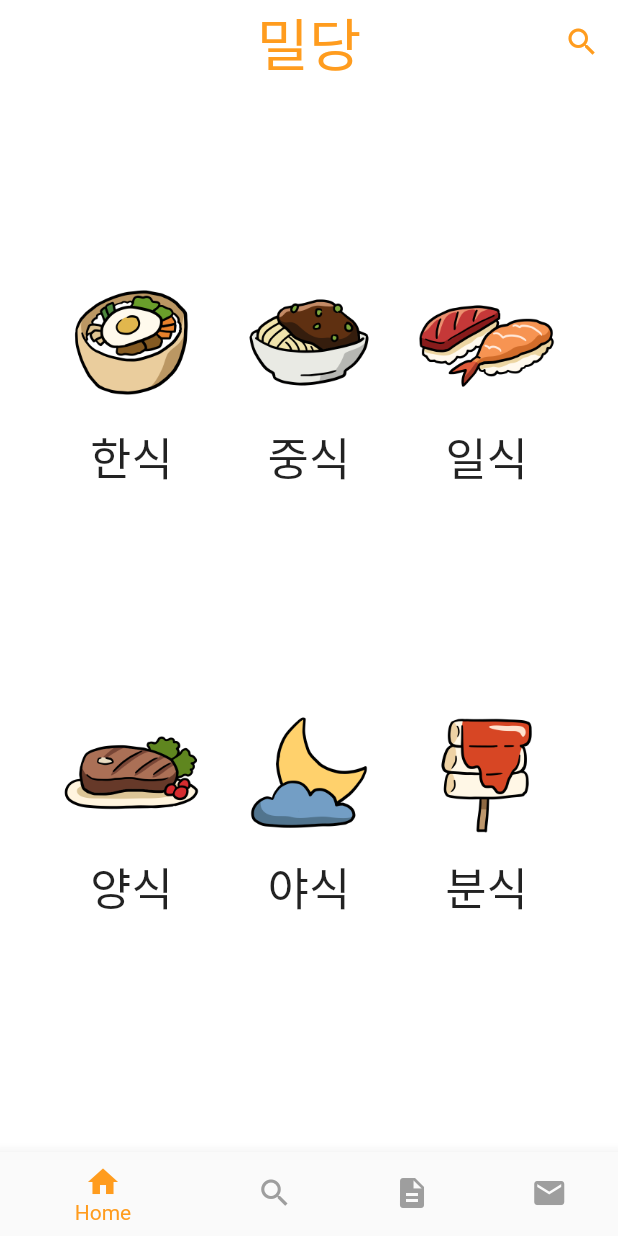
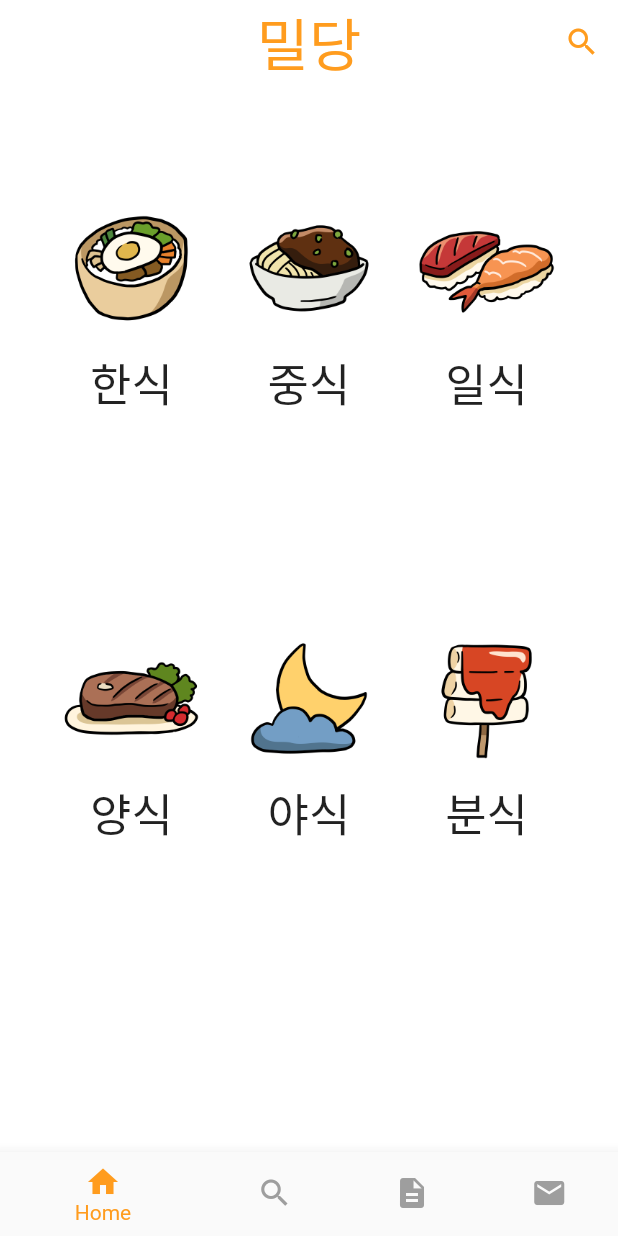
Before and after one commit to sjMOK/Mealdang_MVP, a Flutter app: the MealdangHome screen opened by its route, on a phone screen of 412 x 824 dp. Run offline on Flutter 3.47's test engine with Material 2 defaults, Android fonts, the phone set to English and light mode, and no system bars; our stand-ins replace flutter_rating_bar, introduction_screen, shared_preferences, sqflite; missing offline and left inert: flutter_inappwebview; accounts and stored records are empty; Roboto replaces fonts that are missing (BMJUA).

Commit message:
category ui

```diff
--- a/lib/page/mdCategory.dart
+++ b/lib/page/mdCategory.dart
@@ -33,7 +33,7 @@ class _MealdangCategoryState extends State<MealdangCategory> {
         padding: EdgeInsets.symmetric(vertical: 0, horizontal: 60),
         child: Column(
           children: [
-            SizedBox(height: _height * 0.18),
+            SizedBox(height: _height * 0.12),
             Row(
               mainAxisAlignment: MainAxisAlignment.spaceBetween,
               children: [
```
